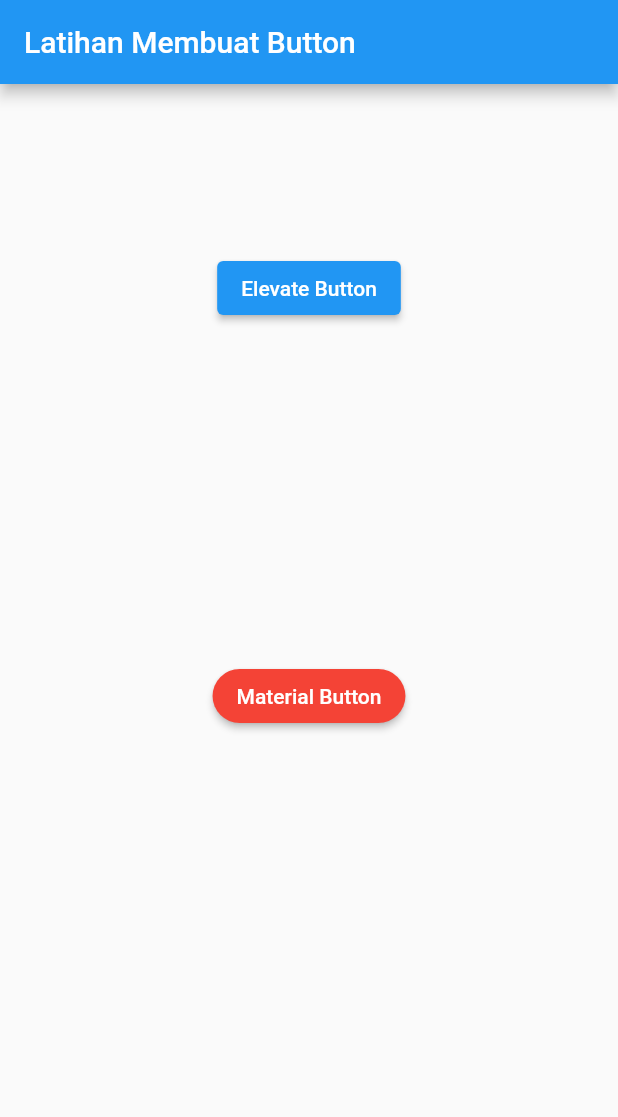
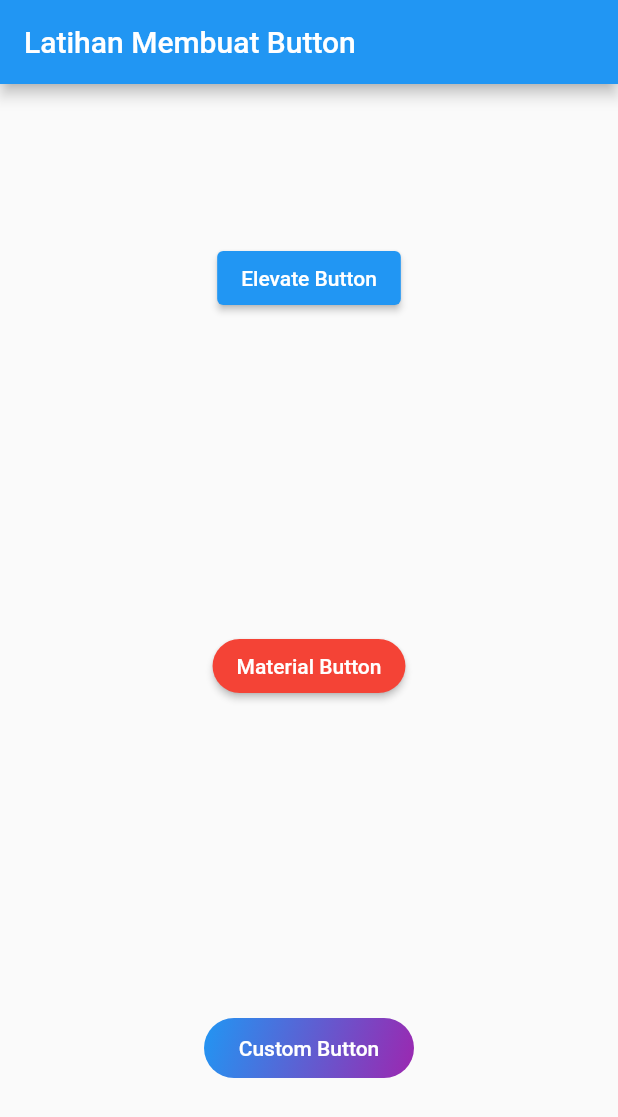
Before and after one commit to askaerlangga/belajar_flutter_dasar, a Flutter app: the screen it shows after launch, on a phone screen of 412 x 824 dp. Shown: the top 1117 px of the screen. Run offline on Flutter 3.47's test engine with Material 2 defaults, Android fonts, the phone set to English and light mode, and no system bars.

Commit message:
Custom Button

```diff
--- a/lib/main.dart
+++ b/lib/main.dart
@@ -31,7 +31,27 @@ class MyApp extends StatelessWidget {
                 shape: RoundedRectangleBorder(
                     borderRadius: BorderRadius.circular(20)),
               ),
-              Container(),
+
+              // Custom Button
+              Container(
+                decoration: BoxDecoration(
+                  gradient: LinearGradient(
+                      colors: [Colors.blue, Colors.purple],
+                      begin: FractionalOffset.topLeft,
+                      end: FractionalOffset.bottomRight),
+                  borderRadius: BorderRadius.circular(20),
+                ),
+                width: 140,
+                height: 40,
+                // color: Colors.yellow,
+                child: MaterialButton(
+                  onPressed: () {},
+                  child: Text(
+                    'Custom Button',
+                    style: TextStyle(color: Colors.white),
+                  ),
+                ),
+              ),
             ],
           ),
         ),
```
